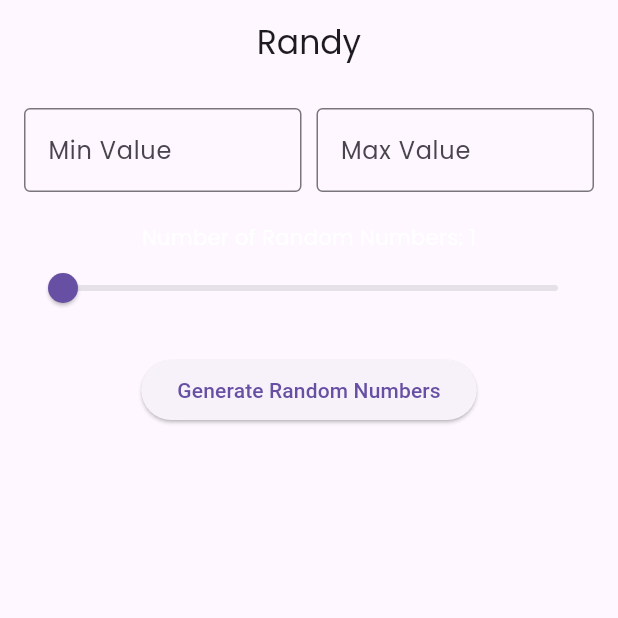
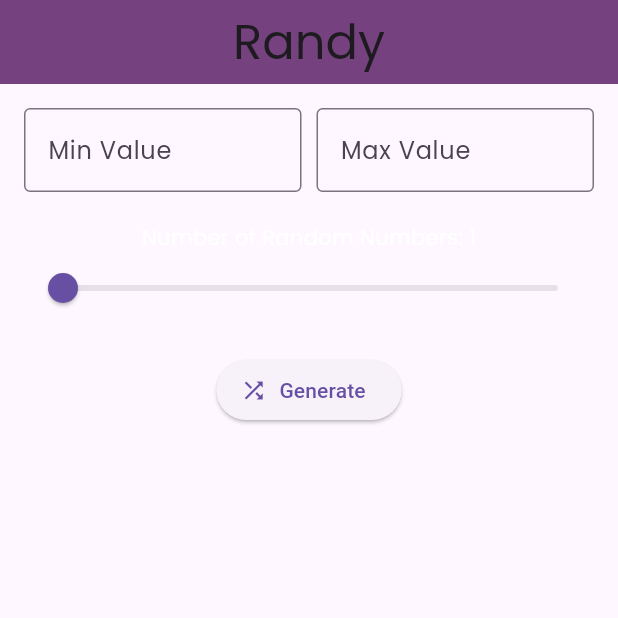
Before and after one commit to EricZeller/flutter_randy, a Flutter app: the screen it shows after launch, on a phone screen of 412 x 824 dp, the top half of it. Run offline on Flutter 3.47's test engine with Material 3 defaults, Android fonts, the light colour scheme and no system bars.

Commit message:
slight changes

```diff
--- a/lib/main.dart
+++ b/lib/main.dart
@@ -32,10 +32,12 @@ class RandomNumberGeneratorApp extends StatelessWidget {
 
 class RandomNumberGeneratorScreen extends StatefulWidget {
   @override
-  _RandomNumberGeneratorScreenState createState() => _RandomNumberGeneratorScreenState();
+  _RandomNumberGeneratorScreenState createState() =>
+      _RandomNumberGeneratorScreenState();
 }
 
-class _RandomNumberGeneratorScreenState extends State<RandomNumberGeneratorScreen> {
+class _RandomNumberGeneratorScreenState
+    extends State<RandomNumberGeneratorScreen> {
   int _numOfRandomNumbers = 1;
   final TextEditingController _minController = TextEditingController();
   final TextEditingController _maxController = TextEditingController();
@@ -47,7 +49,8 @@ class _RandomNumberGeneratorScreenState extends State<RandomNumberGeneratorScree
     final Random random = Random();
 
     setState(() {
-      _randomNumbers = List.generate(_numOfRandomNumbers, (_) => min + random.nextInt(max - min + 1));
+      _randomNumbers = List.generate(
+          _numOfRandomNumbers, (_) => min + random.nextInt(max - min + 1));
     });
   }
 
@@ -55,7 +58,12 @@ class _RandomNumberGeneratorScreenState extends State<RandomNumberGeneratorScree
   Widget build(BuildContext context) {
     return Scaffold(
       appBar: AppBar(
-        title: Center(child: Text('Randy')),
+        backgroundColor: Color.fromARGB(255, 117, 65, 126),
+        title: Center(
+            child: Text(
+          'Randy',
+          style: TextStyle(fontSize: 32),
+        )),
       ),
       body: Padding(
         padding: const EdgeInsets.all(16.0),
@@ -101,9 +109,10 @@ class _RandomNumberGeneratorScreenState extends State<RandomNumberGeneratorScree
               },
             ),
             SizedBox(height: 20),
-            ElevatedButton(
+            ElevatedButton.icon(
               onPressed: _generateRandomNumbers,
-              child: Text('Generate Random Numbers'),
+              icon: Icon(Icons.shuffle),
+              label: Text('Generate'),
             ),
             SizedBox(height: 20),
             Expanded(
@@ -112,7 +121,8 @@ class _RandomNumberGeneratorScreenState extends State<RandomNumberGeneratorScree
                 itemBuilder: (context, index) {
                   return Card(
                     child: ListTile(
-                      title: Text('Random Number ${index + 1}: ${_randomNumbers[index]}'),
+                      title: Text(
+                          'Random Number ${index + 1}: ${_randomNumbers[index]}'),
                     ),
                   );
                 },
```
